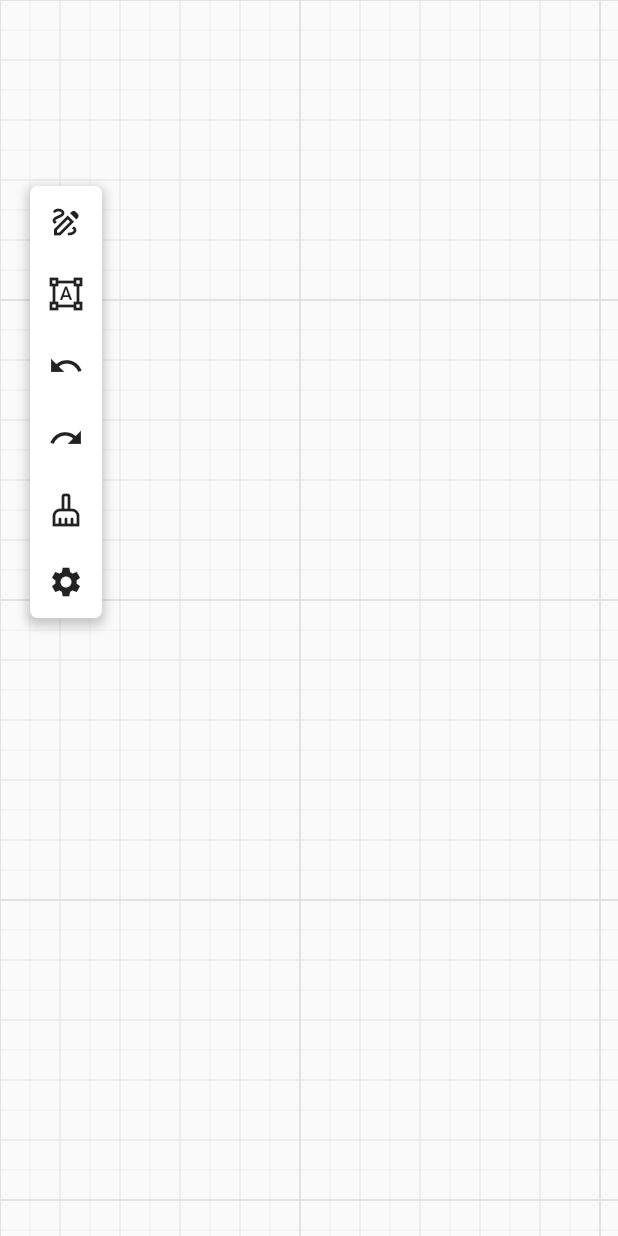
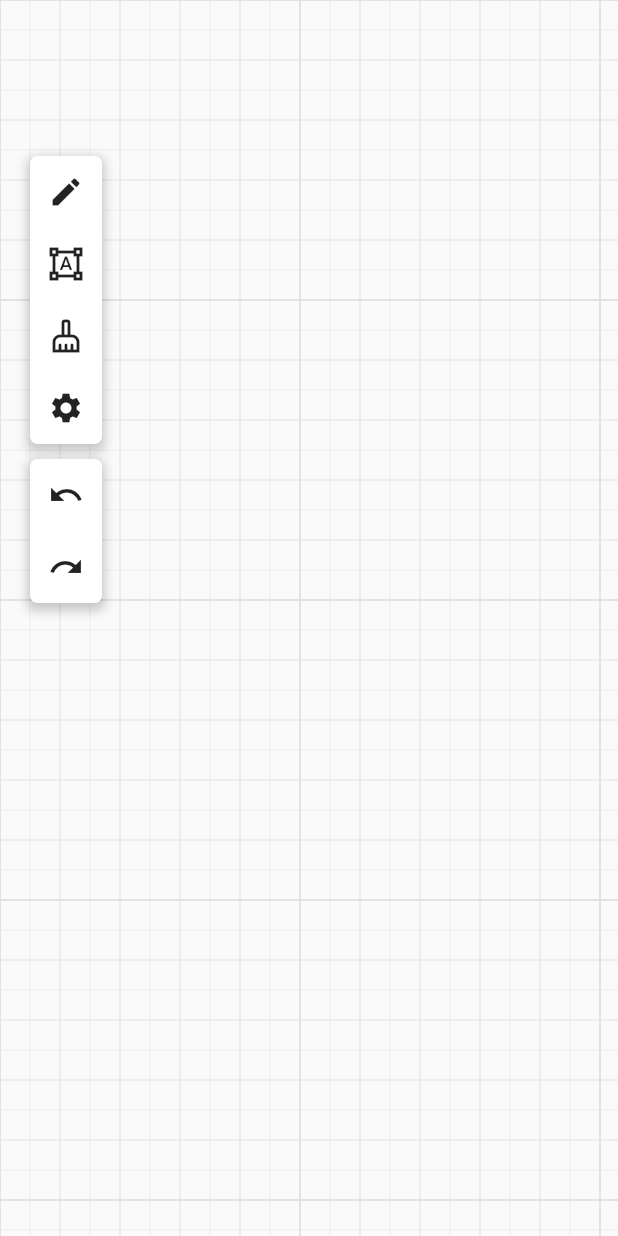
Before and after one commit to treboard/treboard, a Flutter app: the screen it shows after launch, after a tap on the "undo" icon, on a phone screen of 412 x 824 dp. Run offline on Flutter 3.47's test engine with Material 2 defaults, Android fonts, the phone set to English and light mode, and no system bars; our stand-ins replace flutter_riverpod.

Commit message:
add riverpod

```diff
--- a/lib/core/tool.dart
+++ b/lib/core/tool.dart
@@ -1,4 +1,32 @@
-enum Tool {
+import 'package:flutter/material.dart';
+
+enum ToolType {
   pen,
   eraser,
 }
+
+// create an enum that maps a tooltype to an icon
+class Tool {
+  Tool(this.type);
+  final ToolType type;
+
+  static final Map<ToolType, Tool> tools = {
+    ToolType.pen: Tool(ToolType.pen),
+    ToolType.eraser: Tool(ToolType.eraser),
+  };
+
+  static final List<Tool> toolList = [
+    Tool(ToolType.pen),
+    Tool(ToolType.eraser),
+  ];
+
+  // get icon given a tooltype
+  IconData getIcon() {
+    switch (type) {
+      case ToolType.pen:
+        return Icons.edit;
+      case ToolType.eraser:
+        return Icons.cleaning_services_outlined;
+    }
+  }
+}
--- a/lib/main.dart
+++ b/lib/main.dart
@@ -2,9 +2,15 @@ import 'package:flutter/material.dart';
 import 'package:flutter/rendering.dart';
 import "widgets/whiteboard.dart";
 import "widgets/toolbar.dart";
+import "package:flutter_riverpod/flutter_riverpod.dart";
+import 'package:gehenna/providers/board.dart';
 
 void main() {
-  runApp(AppContext());
+  runApp(
+    const ProviderScope(
+      child: AppContext(),
+    ),
+  );
 }
 
 class AppContext extends StatefulWidget {
@@ -20,7 +26,7 @@ class _AppContextState extends State<AppContext> {
     return MaterialApp(
       debugShowCheckedModeBanner: false,
       title: 'Gehenna',
-      theme: ThemeData.light(),
+      theme: ThemeData(),
       home: Scaffold(
         body: Column(
           children: const [
--- a/lib/widgets/toolbar.dart
+++ b/lib/widgets/toolbar.dart
@@ -1,18 +1,23 @@
 // create a floating toolbar
 
 import 'package:flutter/material.dart';
+import 'package:flutter_riverpod/flutter_riverpod.dart';
+import 'package:gehenna/core/tool.dart';
+import 'package:gehenna/providers/board.dart';
 
-class Toolbar extends StatefulWidget {
+class Toolbar extends ConsumerStatefulWidget {
   const Toolbar({super.key});
 
   @override
-  State<Toolbar> createState() => _ToolbarState();
+  ConsumerState<Toolbar> createState() => _ToolbarState();
 }
 
-class _ToolbarState extends State<Toolbar> {
+class _ToolbarState extends ConsumerState<Toolbar> {
   @override
   Widget build(BuildContext context) {
-    return Container(
+    return Column(
+      children: [
+        Container(
           decoration: BoxDecoration(
             color: Colors.white,
             borderRadius: BorderRadius.circular(5),
@@ -28,19 +33,11 @@ class _ToolbarState extends State<Toolbar> {
           child: Column(
             children: [
               IconButton(
-            icon: const Icon(Icons.draw_outlined),
+                icon: Icon(ref.read(boardProvider).tool.getIcon()),
                 onPressed: () {},
               ),
               IconButton(
                 icon: const Icon(Icons.format_shapes_outlined),
-            onPressed: () {},
-          ),
-          IconButton(
-            icon: const Icon(Icons.undo_outlined),
-            onPressed: () {},
-          ),
-          IconButton(
-            icon: const Icon(Icons.redo_outlined),
                 onPressed: () {},
               ),
               IconButton(
@@ -53,6 +50,39 @@ class _ToolbarState extends State<Toolbar> {
               ),
             ],
           ),
+        ),
+        Container(
+          decoration: BoxDecoration(
+            color: Colors.white,
+            borderRadius: BorderRadius.circular(5),
+            boxShadow: [
+              BoxShadow(
+                color: Colors.black.withOpacity(0.2),
+                spreadRadius: 2,
+                blurRadius: 5,
+                offset: const Offset(0, 3),
+              ),
+            ],
+          ),
+          // space between the two columns
+          margin: const EdgeInsets.symmetric(vertical: 10),
+          child: Column(
+            children: [
+              IconButton(
+                icon: const Icon(Icons.undo_outlined),
+                onPressed: () {
+                  // remove the last stroke
+                  ref.read(boardProvider.notifier).undo();
+                },
+              ),
+              IconButton(
+                icon: const Icon(Icons.redo_outlined),
+                onPressed: () {},
+              ),
+            ],
+          ),
+        ),
+      ],
     );
   }
 }
--- a/lib/widgets/whiteboard.dart
+++ b/lib/widgets/whiteboard.dart
@@ -1,7 +1,9 @@
 import 'dart:async';
 
 import 'package:flutter/material.dart';
+import 'package:gehenna/providers/board.dart';
 import 'package:gehenna/widgets/toolbar.dart';
+import 'package:flutter_riverpod/flutter_riverpod.dart';
 
 class Stroke {
   Stroke(this.points, this.color, this.width);
@@ -10,24 +12,25 @@ class Stroke {
   final double width;
 }
 
-class WhiteBoard extends StatefulWidget {
+class WhiteBoard extends ConsumerStatefulWidget {
   const WhiteBoard({super.key});
 
   @override
-  State<WhiteBoard> createState() => _CanvasState();
+  ConsumerState<WhiteBoard> createState() => _WhiteBoardState();
 }
 
-class _CanvasState extends State<WhiteBoard> {
+class _WhiteBoardState extends ConsumerState<WhiteBoard> {
+  final lineStreamController = StreamController<List<Stroke>>.broadcast();
+  final currentLineStreamController = StreamController<Stroke>.broadcast();
+
+  late Color _currentColor;
+
   @override
   void initState() {
     super.initState();
+    // listen to pen color changes
+    _currentColor = ref.read(boardProvider).penColor;
   }
-
-  final _lines = <Stroke>[]; // list of strokes
-  final lineStreamController = StreamController<List<Stroke>>.broadcast();
-  final currentLineStreamController = StreamController<Stroke>.broadcast();
-
-  Color _currentColor = Colors.black;
 
   @override
   Widget build(BuildContext context) {
@@ -45,60 +48,47 @@ class _CanvasState extends State<WhiteBoard> {
                   details.globalPosition.dx,
                   details.globalPosition.dy,
                 ),
-                items: const [
-                  PopupMenuItem(
-                    child: Text("Red"),
-                    value: Colors.red,
-                  ),
-                  PopupMenuItem(
-                    child: Text("Blue"),
-                    value: Colors.blue,
-                  ),
-                  PopupMenuItem(
-                    child: Text("Green"),
-                    value: Colors.green,
-                  ),
-                  PopupMenuItem(
-                    child: Text("Black"),
-                    value: Colors.black,
-                  ),
-                ],
-              ).then((value) {
-                if (value != null) {
-                  setState(() {
-                    _currentColor = value;
-                  });
-                }
-              });
+                // button
+                items: [],
+              );
             },
             onPanStart: (details) {
               setState(() {
-                _lines.add(Stroke([details.localPosition], _currentColor, 2.0));
+                ref.read(boardProvider).addStroke(Stroke(
+                      [details.localPosition],
+                      _currentColor,
+                      ref.read(boardProvider).penWidth,
+                    ));
               });
             },
             onPanUpdate: (details) {
               setState(() {
-                _lines.last.points.add(details.localPosition);
+                ref.read(boardProvider).addStroke(Stroke(
+                      [details.localPosition],
+                      _currentColor,
+                      ref.read(boardProvider).penWidth,
+                    ));
               });
             },
             onPanEnd: (details) => setState(() {
-              _lines.last.points.add(Offset.zero);
+              //ref.read(strokeProvider).last.points.add(Offset.zero);
+              ref.read(boardProvider).addStroke(Stroke(
+                    [Offset.zero],
+                    _currentColor,
+                    ref.read(boardProvider).penWidth,
+                  ));
             }),
             child: GridPaper(
-              color: Color.fromARGB(255, 219, 219, 219),
+              color: const Color.fromARGB(255, 219, 219, 219),
               interval: 200,
               subdivisions: 5,
               child: RepaintBoundary(
                 child: Container(
                   color: Colors.transparent,
-                  child: StreamBuilder<Stroke>(
-                      stream: currentLineStreamController.stream,
-                      builder: ((context, snapshot) {
-                        return CustomPaint(
-                          painter: Painter(_lines),
-                          child: Container(),
-                        );
-                      })),
+                  child: CustomPaint(
+                    painter: Painter(ref.watch(boardProvider).strokes),
+                    child: Container(),
+                  ),
                 ),
               ),
             ),
@@ -107,7 +97,7 @@ class _CanvasState extends State<WhiteBoard> {
         Positioned(
           bottom: MediaQuery.of(context).size.height * 0.5,
           left: 20,
-          child: Toolbar(),
+          child: const Toolbar(),
         )
       ],
     );
@@ -127,6 +117,7 @@ class Painter extends CustomPainter {
 
     for (var stroke in points) {
       paint.color = stroke.color;
+      print(paint.color);
       paint.strokeWidth = stroke.width;
       for (var i = 0; i < stroke.points.length - 1; i++) {
         if (stroke.points[i] != Offset.zero &&
--- a/pubspec.yaml
+++ b/pubspec.yaml
@@ -36,6 +36,7 @@ dependencies:
   # The following adds the Cupertino Icons font to your application.
   # Use with the CupertinoIcons class for iOS style icons.
   cupertino_icons: ^1.0.2
+  flutter_riverpod: ^2.1.3
 
 dev_dependencies:
   flutter_test:
```
Also changed, not shown: lib/providers/board.dart (added, +62 -0 lines), lib/models/whiteboard.dart (deleted), pubspec.lock. Lines whose indentation alone changed are shown as unchanged.
